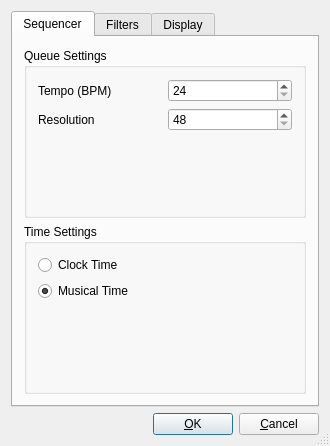
This is src/configdialogbase.ui in KottV/kmidimon as Qt 5 draws it before an edit. The edited form follows.
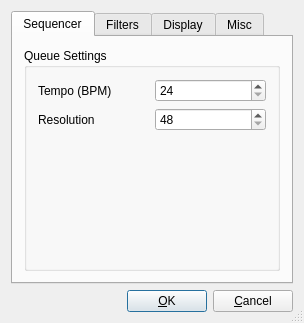
This is the edited form. The open tabs and pages were chosen to show the change. Custom widgets are drawn as their Qt base class.

Commit message: * ticks and time columns, together.

What changed in the file:
```diff
--- a/src/configdialogbase.ui
+++ b/src/configdialogbase.ui
@@ -25,8 +25,8 @@
    <rect>
     <x>0</x>
     <y>0</y>
-    <width>330</width>
-    <height>446</height>
+    <width>304</width>
+    <height>308</height>
    </rect>
   </property>
   <property name="windowTitle" >
@@ -45,9 +45,9 @@
    <item>
     <widget class="QTabWidget" name="m_tabWidget" >
      <property name="currentIndex" >
-      <number>0</number>
+      <number>3</number>
      </property>
-     <widget class="QWidget" name="tab" >
+     <widget class="QWidget" name="tabSequencer" >
       <attribute name="title" >
        <string>Sequencer</string>
       </attribute>
@@ -132,48 +132,9 @@
          </layout>
         </widget>
        </item>
-       <item>
-        <widget class="QGroupBox" name="timeGroup" >
-         <property name="title" >
-          <string>Time Settings</string>
-         </property>
-         <layout class="QVBoxLayout" >
-          <item>
-           <widget class="QRadioButton" name="m_clockTime" >
-            <property name="text" >
-             <string>Clock Time</string>
-            </property>
-           </widget>
-          </item>
-          <item>
-           <widget class="QRadioButton" name="m_musicalTime" >
-            <property name="text" >
-             <string>Musical Time</string>
-            </property>
-            <property name="checked" >
-             <bool>true</bool>
-            </property>
-           </widget>
-          </item>
-          <item>
-           <spacer name="verticalSpacer" >
-            <property name="orientation" >
-             <enum>Qt::Vertical</enum>
-            </property>
-            <property name="sizeHint" stdset="0" >
-             <size>
-              <width>20</width>
-              <height>40</height>
-             </size>
-            </property>
-           </spacer>
-          </item>
-         </layout>
-        </widget>
-       </item>
       </layout>
      </widget>
-     <widget class="QWidget" name="tab" >
+     <widget class="QWidget" name="tabFilters" >
       <attribute name="title" >
        <string>Filters</string>
       </attribute>
@@ -181,7 +142,7 @@
        <item>
         <widget class="QGroupBox" name="filterGroup" >
          <property name="title" >
-          <string>Show Message Types</string>
+          <string>Record Message Types</string>
          </property>
          <layout class="QVBoxLayout" >
           <item>
@@ -237,7 +198,7 @@
        </item>
       </layout>
      </widget>
-     <widget class="QWidget" name="TabPage" >
+     <widget class="QWidget" name="tabDisplay" >
       <attribute name="title" >
        <string>Display</string>
       </attribute>
@@ -251,6 +212,13 @@
           <bool>false</bool>
          </property>
          <layout class="QVBoxLayout" >
+          <item>
+           <widget class="QCheckBox" name="m_showTicksColumn" >
+            <property name="text" >
+             <string>Ticks</string>
+            </property>
+           </widget>
+          </item>
           <item>
            <widget class="QCheckBox" name="m_showTimeColumn" >
             <property name="text" >
@@ -309,12 +277,19 @@
          </layout>
         </widget>
        </item>
-       <item>
+      </layout>
+     </widget>
+     <widget class="QWidget" name="tabMisc" >
+      <attribute name="title" >
+       <string>Misc</string>
+      </attribute>
+      <layout class="QGridLayout" name="gridLayout" >
+       <item row="0" column="0" >
         <widget class="QGroupBox" name="miscGroup" >
          <property name="title" >
-          <string>Misc. Options</string>
+          <string>Miscellaneous Options</string>
          </property>
-         <layout class="QVBoxLayout" >
+         <layout class="QVBoxLayout" name="_2" >
           <item>
            <widget class="QCheckBox" name="m_showClientNames" >
             <property name="text" >
```
The commit also changes 9 other files.
